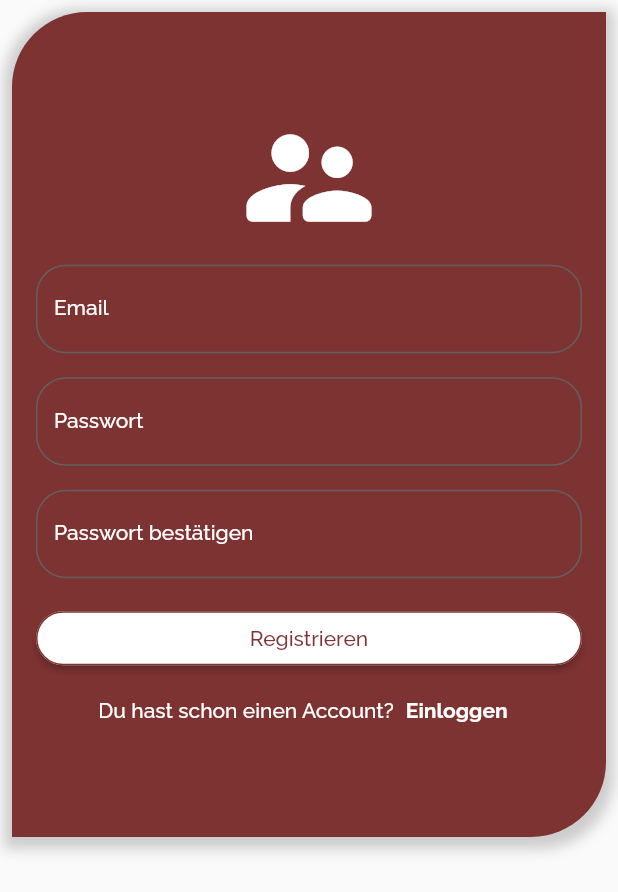
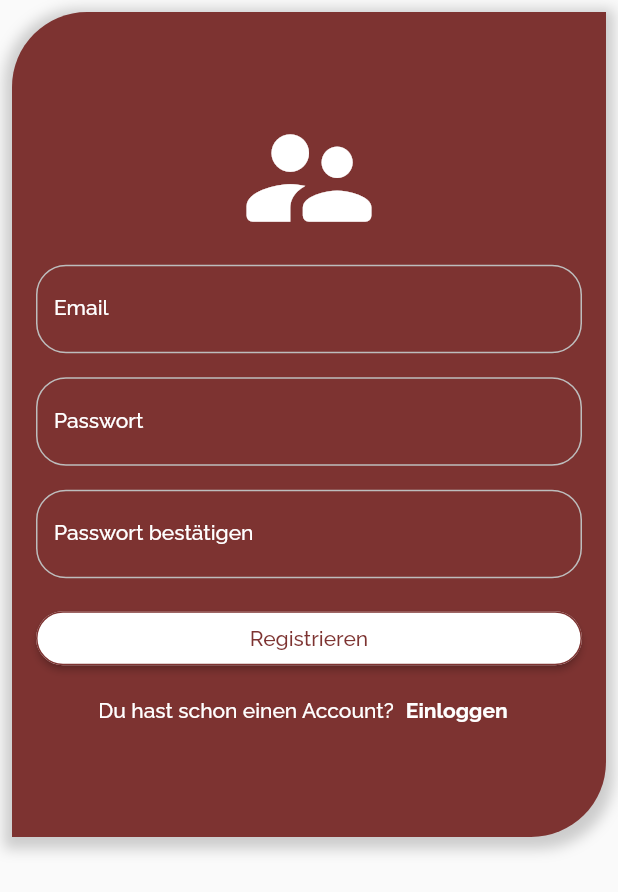
Before and after one commit to S-ecki/smart-city-ambience, a Flutter app: the RegisterPage screen opened by its route, on a phone screen of 412 x 824 dp. Shown: the top 892 px of the screen. Run offline on Flutter 3.47's test engine with Material 2 defaults, Android fonts, the phone set to English and light mode, and no system bars; our stand-ins replace badges, email_validator, firebase_auth, firebase_core, flutter_redux, google_fonts and 5 more; missing offline and left inert: customtogglebuttons, flutter_emoji, flutter_scatter; accounts and stored records are empty.

Commit message:
size of emojis, error color on red background

```diff
--- a/lib/Authentification/Widgets/AuthInputField.dart
+++ b/lib/Authentification/Widgets/AuthInputField.dart
@@ -18,7 +18,7 @@ class AuthInputField extends StatelessWidget {
   @override
   Widget build(BuildContext context) {
     return Theme(
-      data: ThemeData(textSelectionTheme: TextSelectionThemeData(cursorColor: Colors.black) ),
+      data: ThemeData(textSelectionTheme: TextSelectionThemeData(cursorColor: Colors.black), errorColor: Colors.yellowAccent ),
           child: TextFormField(
         keyboardType:
             label == "Email" ? TextInputType.emailAddress : TextInputType.text,
@@ -55,7 +55,7 @@ class AuthInputField extends StatelessWidget {
     );
   }
   final _textFieldBorder = OutlineInputBorder(
-            borderSide: BorderSide(color: Colors.grey[700]),
+            borderSide: BorderSide(color: Colors.grey[400]),
             borderRadius: BorderRadius.circular(20),
           );
 }
--- a/lib/screens/home/emotion_input/emoji_button_home.dart
+++ b/lib/screens/home/emotion_input/emoji_button_home.dart
@@ -20,9 +20,8 @@ class EmojiButtonHome extends StatelessWidget {
         return Container(
           width: null,
           child: Text(
-
             enhancedEmoji.emoji.code,
-            style: Theme.of(context).textTheme.bodyText1.copyWith(fontSize: 13),
+            style: Theme.of(context).textTheme.bodyText1.copyWith(fontSize: 26),
           ),
         );
       },
--- a/lib/theme/smort_theme.dart
+++ b/lib/theme/smort_theme.dart
@@ -15,6 +15,8 @@ ThemeData smortTheme(BuildContext context) {
     // accentColor: Colors.amber,
 
     backgroundColor: Colors.grey[200],
+
+    errorColor: Colors.white,
 
     // text style for headline/body etc can be defined here (size/ weight/ font...)
     // it gets applied on default
```
Also changed, not shown: lib/screens/home/emotion_input/emotion_input.dart (+4 -3 lines).
